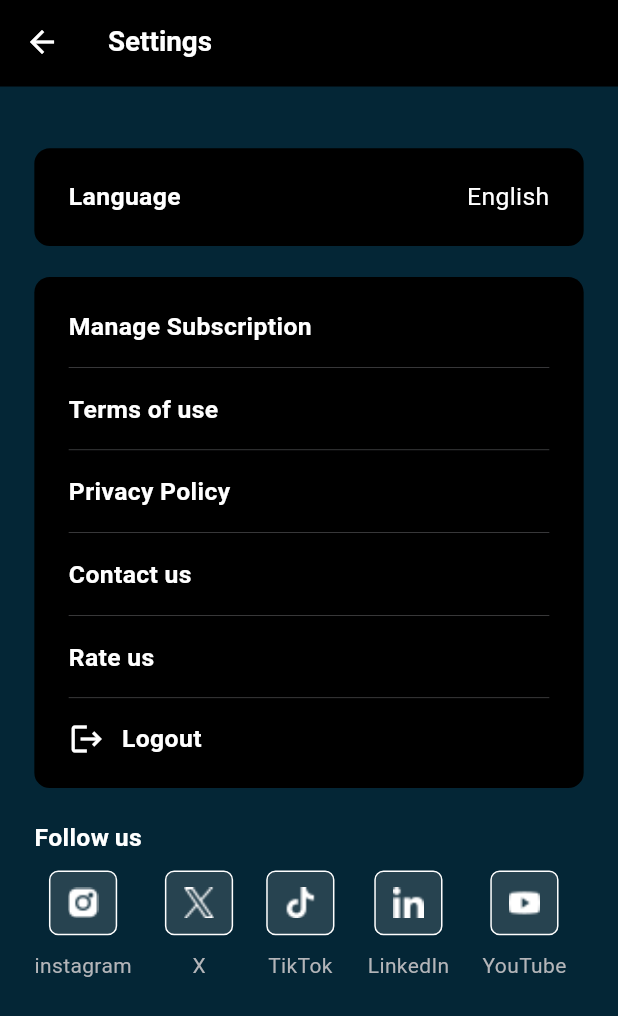
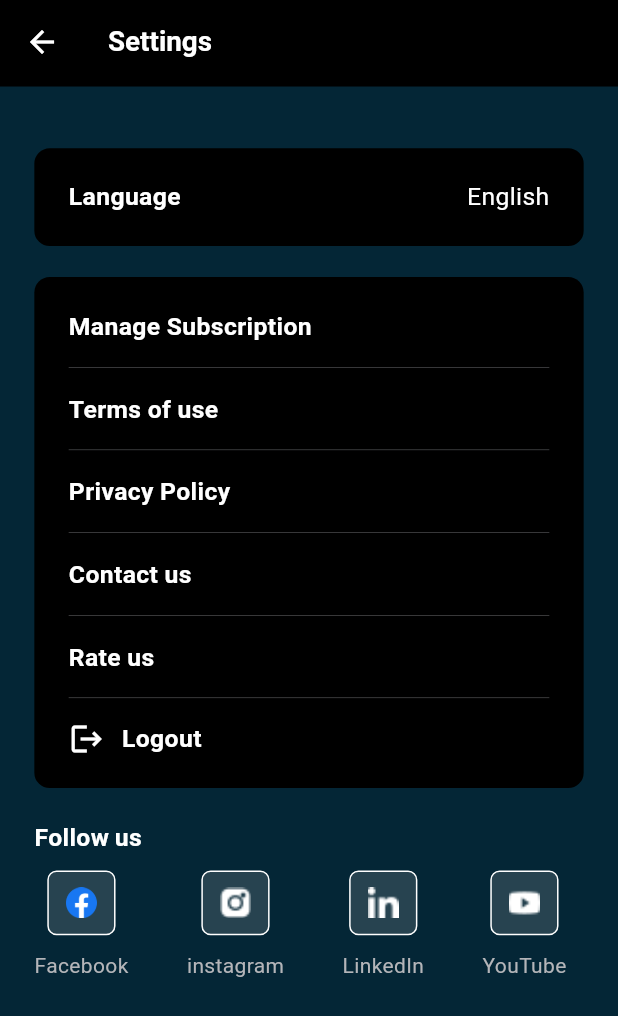
Before and after one commit to RafidKhan/chat_ai_project, a Flutter app: the SettingsScreen screen opened directly, on a phone screen of 412 x 824 dp. Shown: the top 1016 px of the screen. Run offline on Flutter 3.47's test engine with Material 3 defaults, Android fonts, the light colour scheme and no system bars; our stand-ins replace animated_text_kit, cached_network_image, connectivity_plus, dio, flutter_riverpod, flutter_screenutil and 10 more; missing offline and left inert: marqueer; accounts and stored records are empty; generated files the repository leaves out were written again; Roboto replaces fonts that are missing (Arboria).

Commit message:
change logo & social media link

```diff
--- a/lib/modules/settings/views/components/settings_social_media.dart
+++ b/lib/modules/settings/views/components/settings_social_media.dart
@@ -15,28 +15,28 @@ class SettingSocialMedia extends StatelessWidget {
   Widget build(BuildContext context) {
     final List<SettingsSocialMediaModel> items = [
       SettingsSocialMediaModel(
+        title: context.loc.facebook,
+        url: "https://www.facebook.com/chatibotai",
+        icon: KAssetName.facebookPng.imagePath,
+      ),
+      SettingsSocialMediaModel(
         title: context.loc.instagram,
-        url: "https://www.instagram.com/",
+        url: "https://www.instagram.com/chat_ibot_ai",
         icon: KAssetName.instagramWhitePng.imagePath,
       ),
-      SettingsSocialMediaModel(
-        title: context.loc.x,
-        url: "https://x.com/",
-        icon: KAssetName.twitterWhitePng.imagePath,
-      ),
-      SettingsSocialMediaModel(
-        title: context.loc.tiktok,
-        url: "https://www.tiktok.com/explore",
-        icon: KAssetName.tiktokWhitePng.imagePath,
-      ),
+      // SettingsSocialMediaModel(
+      //   title: context.loc.tiktok,
+      //   url: "https://www.tiktok.com/explore",
+      //   icon: KAssetName.tiktokWhitePng.imagePath,
+      // ),
       SettingsSocialMediaModel(
         title: context.loc.linkedin,
-        url: "https://www.linkedin.com/",
+        url: "https://www.linkedin.com/company/chat-ibot-ai",
         icon: KAssetName.linkedinWhitePng.imagePath,
       ),
       SettingsSocialMediaModel(
         title: context.loc.youtube,
-        url: "https://www.youtube.com/",
+        url: "https://www.youtube.com/@ResortsOm",
         icon: KAssetName.youtubeWhitePng.imagePath,
       ),
     ];
--- a/lib/utils/styles/k_assets.dart
+++ b/lib/utils/styles/k_assets.dart
@@ -253,7 +253,7 @@ extension AssetsExtension on KAssetName {
       case KAssetName.icAthletePng:
         return '$_imagesDir/ic_athlete.png';
       case KAssetName.appLogoPng:
-        return '$_imagesDir/app_logo.png';
+        return '$_imagesDir/app_logo_v2.png';
       case KAssetName.youtubeWhitePng:
         return '$_imagesDir/youtube_white.png';
       case KAssetName.editPng:
```
Also changed, not shown: assets/images/app_logo_v2.png (added).
